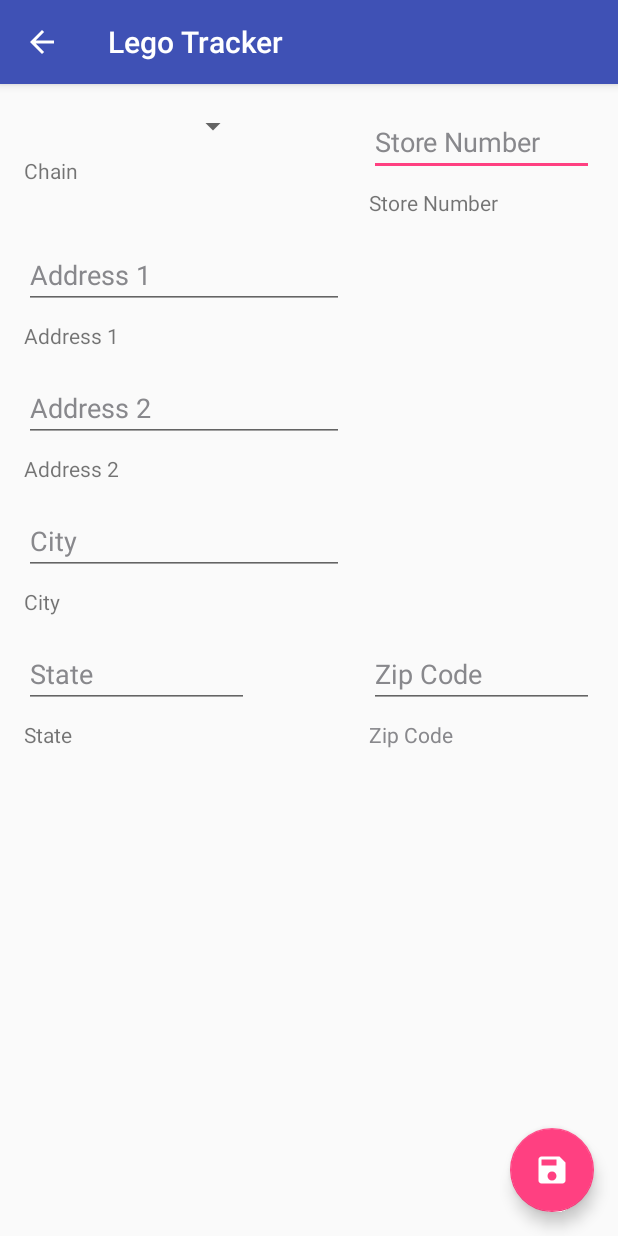
After one commit to CRAllenPCB/LegoTracker, an Android app: the AddStores screen opened directly, with no data from a screen before it, on a phone screen of 412 x 824 dp. The commit adds this screen. Run offline under Robolectric (Android 15) with nearby library versions, the phone set to English and light mode, and no system bars.

Commit message:
Add Store working - Need to fix Show Store-Include all files

```diff
--- a/app/build.gradle
+++ b/app/build.gradle
@@ -25,13 +25,13 @@ dependencies {
     androidTestCompile('com.android.support.test.espresso:espresso-core:2.2.2', {
         exclude group: 'com.android.support', module: 'support-annotations'
     })
+    compile 'com.android.support:design:25.1.1'
+    compile 'com.android.support:design:25.1.1'
     compile 'com.android.support:appcompat-v7:25.1.1'
     compile 'com.android.support:recyclerview-v7:25.1.1'
     compile 'com.android.support:support-v4:25.1.1'
-    testCompile 'junit:junit:4.12'
-    compile 'com.android.support:design:25.1.1'
     compile 'com.android.support.constraint:constraint-layout:1.0.0-beta4'
     compile 'com.android.support:cardview-v7:25.1.1'
-    compile 'com.android.support:design:25.1.1'
     compile 'com.facebook.stetho:stetho:1.4.2'
+    testCompile 'junit:junit:4.12'
 }
--- a/app/src/main/AndroidManifest.xml
+++ b/app/src/main/AndroidManifest.xml
@@ -25,7 +25,11 @@
                 android:name="android.support.PARENT_ACTIVITY"
                 android:value="com.apexcomputerservice.legotracker.MainActivity" />
         </activity>
-        <activity android:name=".AddChains"></activity>
+        <activity android:name=".AddChains"
+            android:windowSoftInputMode="adjustResize"/>
+        <activity android:name=".ShowStores" />
+        <activity android:name=".AddStores"
+            android:windowSoftInputMode="adjustResize"></activity>
     </application>
 
 </manifest>
--- a/app/src/main/java/com/apexcomputerservice/legotracker/AddChains.java
+++ b/app/src/main/java/com/apexcomputerservice/legotracker/AddChains.java
@@ -10,6 +10,7 @@ import android.util.Log;
 import android.view.Menu;
 import android.view.MenuItem;
 import android.view.View;
+import android.view.WindowManager;
 import android.widget.EditText;
 import android.widget.TextView;
 import android.widget.Toast;
@@ -61,6 +62,9 @@ public class AddChains extends AppCompatActivity {
             }
         });
 
+        //Place FAB above soft keyboard
+        //Add "android:windowSoftInputMode="adjustResize" to activity manifest
+
         addDirections = (TextView) findViewById(R.id.tvAddDirections);
         addChains = (EditText) findViewById(R.id.etAddChain);
 
--- /dev/null
+++ b/app/src/main/java/com/apexcomputerservice/legotracker/AddStores.java
@@ -0,0 +1,173 @@
+package com.apexcomputerservice.legotracker;
+
+import android.support.v7.app.ActionBar;
+import android.support.design.widget.FloatingActionButton;
+import android.support.v7.app.AppCompatActivity;
+import android.os.Bundle;
+import android.support.v7.widget.Toolbar;
+import android.util.Log;
+import android.widget.AdapterView;
+import android.widget.ArrayAdapter;
+import android.widget.EditText;
+import android.view.View;
+import android.widget.Spinner;
+import android.widget.TextView;
+import android.widget.Toast;
+
+import com.apexcomputerservice.legotracker.model.Chain;
+import com.apexcomputerservice.legotracker.model.Store;
+
+import java.util.List;
+
+public class AddStores extends AppCompatActivity {
+
+    /*  Build views
+        Get data from EditText
+        Make sure EditText is not null-else return error to user
+        Call Database Helper to add to database
+        Upon completion, return to Show Chains
+     */
+
+
+    EditText addStoreNum, addAddress1, addAddress2, addCity, addState, addZip;
+    String chainName;
+    int chainId;
+    Spinner spinner;
+    DatabaseHelper helper;
+    Store newStore;
+    String TAG="SQLInputCheck";
+
+    @Override
+    protected void onCreate(Bundle savedInstanceState) {
+        super.onCreate(savedInstanceState);
+        setContentView(R.layout.activity_add_stores);
+
+        Toolbar toolbar = (Toolbar) findViewById(R.id.toolbar);
+        setSupportActionBar(toolbar);
+
+        ActionBar bar = getSupportActionBar();
+        bar.setDisplayHomeAsUpEnabled(true);
+        bar.setHomeButtonEnabled(true);
+
+        toolbar.setNavigationOnClickListener(new View.OnClickListener(){
+            @Override
+            public void onClick(View v){
+                finish();
+            }
+        });
+
+        FloatingActionButton fab = (FloatingActionButton) findViewById(R.id.fab);
+        fab.setOnClickListener(new View.OnClickListener(){
+            @Override
+            public void onClick(View view){
+                //Enter method to process EditText input
+                addStoreToDatabase();
+            }
+        });
+
+        spinner = (Spinner) findViewById(R.id.spinnerChain);
+        spinner.setOnItemSelectedListener(new AdapterView.OnItemSelectedListener(){
+            @Override
+            public void onItemSelected(AdapterView<?> parent, View view, int pos, long id){
+                //Grab id
+                Chain chainSelected = (Chain)parent.getItemAtPosition(pos);
+                chainId = chainSelected.getChainid();
+                Log.v(TAG, "Chain ID Selected = " + Integer.toString(chainId));
+            }
+            @Override
+            public void onNothingSelected(AdapterView<?> adapterView){
+
+            }
+        });
+
+        loadSpinnerData();
+
+        // Pull Chain ID from spinner
+        addStoreNum = (EditText) findViewById(R.id.etStoreNum);
+        addAddress1 = (EditText) findViewById(R.id.etAddress1);
+        addAddress2 = (EditText) findViewById(R.id.etAddChain);
+        addCity = (EditText) findViewById(R.id.etCity);
+        addState = (EditText) findViewById(R.id.etState);
+        addZip = (EditText) findViewById(R.id.etZip);
+
+    }
+
+    public void addStoreToDatabase(){
+        //Pull chain id from above
+        String storeNumToAdd, address1ToAdd, address2ToAdd,cityToAdd,stateToAdd,zipToAdd;
+
+
+        boolean isEmpty = addStoreNum == null || addStoreNum.getText().toString().trim().length() == 0;
+
+        if (isEmpty){
+            Toast.makeText(getApplicationContext(), "Store Number cannot be empty", Toast.LENGTH_SHORT).show();
+        } else {
+            int chainIdToAdd = chainId;
+            Log.v(TAG, "Chain ID To add = " + Integer.toString(chainIdToAdd));
+            storeNumToAdd = addStoreNum.getText().toString();
+            if (addAddress1 == null || addAddress1.getText().toString().trim().length() == 0){
+                address1ToAdd = "";
+            } else {
+                address1ToAdd = addAddress1.getText().toString();
+            }
+            Log.v(TAG, "Address 1 to add = " + address1ToAdd.toString());
+            if (addAddress2 == null || addAddress2.getText().toString().trim().length() == 0){
+                address2ToAdd = null;
+            } else{
+                address2ToAdd = addAddress2.getText().toString();
+            }
+            Log.v(TAG, "Address 2 to add = " + address2ToAdd);
+            if (addCity == null || addCity.getText().toString().trim().length() == 0){
+                cityToAdd = "";
+            } else {
+                cityToAdd = addCity.getText().toString();
+            }
+            Log.v(TAG, "City to add = " + cityToAdd);
+            if (addState == null || addState.getText().toString().trim().length() == 0){
+                stateToAdd = "";
+            } else{
+                stateToAdd = addState.getText().toString();
+            }
+            Log.v(TAG, "State to add = " + stateToAdd);
+            if (addZip == null || addZip.getText().toString().trim().length() == 0){
+                zipToAdd = "";
+            } else {
+                zipToAdd = addZip.getText().toString();
+            }
+            Log.v(TAG, "Zip to add = " + zipToAdd);
+
+            helper = new DatabaseHelper(this);
+            helper.openWriteableDB();
+
+            newStore = new Store();
+            //Set Chain id
+            newStore.setChainid(chainIdToAdd);
+            newStore.setStoreNumber(storeNumToAdd);
+            newStore.setStoreAddress1(address1ToAdd);
+            newStore.setStoreAddress2(address2ToAdd);
+            newStore.setStoreCity(cityToAdd);
+            newStore.setStoreState(stateToAdd);
+            newStore.setStoreZip(zipToAdd);
+            helper.addStore(newStore);
+            helper.closeDB();
+
+            Toast.makeText(getApplicationContext(),"Store "+ chainName + " " + storeNumToAdd + "added", Toast.LENGTH_SHORT).show();
+
+        }
+    }
+
+
+
+    private void loadSpinnerData(){
+        DatabaseHelper helper = new DatabaseHelper(getApplicationContext());
+        List<Chain> chains = helper.getChains();
+
+        //Create adapter for spinner
+        ArrayAdapter<Chain> dataAdapter = new ArrayAdapter<Chain>(this, android.R.layout.simple_spinner_item, chains);
+        //Drop down layout style - list view with radio button
+        dataAdapter.setDropDownViewResource(android.R.layout.simple_spinner_dropdown_item);
+        //Attach dat adapter to spinner
+        spinner.setAdapter(dataAdapter);
+
+    }
+}
--- a/app/src/main/java/com/apexcomputerservice/legotracker/model/Chain.java
+++ b/app/src/main/java/com/apexcomputerservice/legotracker/model/Chain.java
@@ -40,4 +40,10 @@ public class Chain {
         this.chainName = chainName;
             Log.v(TAG, "Chain obj name is " + getChainName() );
     }
+
+    //Override toString() so chainName will show in Spinner
+    @Override
+    public String toString(){
+        return this.chainName;
+    }
 }
--- /dev/null
+++ b/app/src/main/res/layout/activity_add_stores.xml
@@ -0,0 +1,202 @@
+<?xml version="1.0" encoding="utf-8"?>
+<android.support.design.widget.CoordinatorLayout xmlns:android="http://schemas.android.com/apk/res/android"
+    xmlns:tools="http://schemas.android.com/tools"
+    xmlns:app="http://schemas.android.com/apk/res-auto"
+    android:layout_width="match_parent"
+    android:layout_height="match_parent"
+    android:fitsSystemWindows="true"
+    tools:context="com.apexcomputerservice.legotracker.ShowChains">
+
+    <android.support.design.widget.AppBarLayout
+        android:layout_width="match_parent"
+        android:layout_height="wrap_content"
+        app:theme="@style/AppTheme.AppBarOverlay">
+
+        <android.support.v7.widget.Toolbar
+            android:id="@+id/toolbar"
+            android:layout_width="match_parent"
+            android:layout_height="?attr/actionBarSize"
+            android:background="?attr/colorPrimary"
+            android:theme="@style/AppTheme.AppBarOverlay"
+            app:popupTheme="@style/AppTheme.PopupOverlay" />
+
+    </android.support.design.widget.AppBarLayout>
+
+    <android.support.design.widget.FloatingActionButton
+        android:id="@+id/fab"
+        android:layout_width="wrap_content"
+        android:layout_height="wrap_content"
+        android:clickable="true"
+        android:layout_margin="@dimen/fab_margin"
+        app:srcCompat="@drawable/ic_save_black_24dp"
+        android:tint="@color/white"
+        android:layout_gravity="bottom|end" />
+
+    <android.support.constraint.ConstraintLayout
+        android:layout_width="match_parent"
+        android:layout_height="match_parent">
+    <Spinner
+        android:id="@+id/spinnerChain"
+        android:layout_width="150dp"
+        android:layout_height="wrap_content"
+        app:layout_constraintLeft_toLeftOf="parent"
+        app:layout_constraintTop_toTopOf="parent"
+        tools:layout_constraintLeft_creator="1"
+        tools:layout_constraintTop_creator="1"
+        android:layout_marginTop="72dp"
+        android:layout_marginLeft="16dp"/>
+
+    <TextView
+        android:id="@+id/tvChain"
+        android:layout_width="wrap_content"
+        android:layout_height="wrap_content"
+        android:text="@string/stores_layout_chain"
+        android:layout_marginTop="8dp"
+        app:layout_constraintTop_toBottomOf="@+id/spinnerChain"
+        android:layout_marginLeft="0dp"
+        app:layout_constraintLeft_toLeftOf="@+id/spinnerChain" />
+
+    <EditText
+        android:id="@+id/etStoreNum"
+        android:layout_width="150dp"
+        android:layout_height="wrap_content"
+        android:hint="@string/stores_layout_store_number"
+        android:textColorHint="@color/asmGray"
+        app:layout_constraintTop_toTopOf="parent"
+        android:layout_marginTop="72dp"
+        android:layout_marginRight="16dp"
+        app:layout_constraintRight_toRightOf="parent"
+        android:singleLine="true"/>
+
+    <TextView
+        android:id="@+id/tvStoreNum"
+        android:layout_width="wrap_content"
+        android:layout_height="wrap_content"
+        android:text="@string/stores_layout_store_number"
+        android:layout_marginTop="8dp"
+        app:layout_constraintTop_toBottomOf="@+id/etStoreNum"
+        android:layout_marginLeft="0dp"
+        app:layout_constraintLeft_toLeftOf="@+id/etStoreNum" />
+
+        <EditText
+            android:id="@+id/etAddress1"
+            android:layout_width="wrap_content"
+            android:layout_height="wrap_content"
+            android:layout_marginLeft="0dp"
+            android:ems="10"
+            android:hint="@string/stores_layout_address1"
+            android:textColorHint="@color/asmGray"
+            app:layout_constraintLeft_toLeftOf="@+id/tvChain"
+            android:layout_marginTop="16dp"
+            app:layout_constraintTop_toBottomOf="@+id/tvStoreNum"
+            android:singleLine="true"/>
+
+    <TextView
+        android:id="@+id/tvAddress1"
+        android:layout_width="wrap_content"
+        android:layout_height="wrap_content"
+        android:text="@string/stores_layout_address1"
+        android:layout_marginLeft="0dp"
+        app:layout_constraintLeft_toLeftOf="@+id/etAddress1"
+        android:layout_marginTop="8dp"
+        app:layout_constraintTop_toBottomOf="@+id/etAddress1" />
+
+        <EditText
+            android:id="@+id/etAddress2"
+            android:layout_width="wrap_content"
+            android:layout_height="wrap_content"
+            android:layout_marginLeft="0dp"
+            android:layout_marginTop="16dp"
+            android:ems="10"
+            android:hint="@string/stores_layout_address2"
+            android:textColorHint="@color/asmGray"
+            app:layout_constraintLeft_toLeftOf="@+id/tvAddress1"
+            app:layout_constraintTop_toBottomOf="@+id/tvAddress1"
+            android:singleLine="true"/>
+
+    <TextView
+        android:id="@+id/tvAddress2"
+        android:layout_width="wrap_content"
+        android:layout_height="wrap_content"
+        android:text="@string/stores_layout_address2"
+        android:layout_marginLeft="0dp"
+        app:layout_constraintLeft_toLeftOf="@+id/etAddress2"
+        android:layout_marginTop="8dp"
+        app:layout_constraintTop_toBottomOf="@+id/etAddress2" />
+
+        <EditText
+            android:id="@+id/etCity"
+            android:layout_width="wrap_content"
+            android:layout_height="wrap_content"
+            android:layout_marginTop="16dp"
+            android:ems="10"
+            android:hint="@string/stores_layout_city"
+            android:textColorHint="@color/asmGray"
+            app:layout_constraintTop_toBottomOf="@+id/tvAddress2"
+            android:layout_marginLeft="0dp"
+            app:layout_constraintLeft_toLeftOf="@+id/tvAddress2"
+            android:singleLine="true"/>
+
+    <TextView
+        android:id="@+id/tvCity"
+        android:layout_width="wrap_content"
+        android:layout_height="wrap_content"
+        android:text="@string/stores_layout_city"
+        android:layout_marginLeft="0dp"
+        app:layout_constraintLeft_toLeftOf="@+id/etCity"
+        android:layout_marginTop="8dp"
+        app:layout_constraintTop_toBottomOf="@+id/etCity" />
+
+        <EditText
+            android:id="@+id/etState"
+            android:layout_width="150dp"
+            android:layout_height="wrap_content"
+            android:layout_marginLeft="0dp"
+            android:layout_marginTop="16dp"
+            android:ems="10"
+            android:hint="@string/stores_layout_state"
+            android:inputType="textCapWords"
+            android:textColorHint="@color/asmGray"
+            app:layout_constraintLeft_toLeftOf="@+id/tvCity"
+            app:layout_constraintTop_toBottomOf="@+id/tvCity"
+            android:singleLine="true"/>
+
+    <TextView
+        android:id="@+id/tvState"
+        android:layout_width="wrap_content"
+        android:layout_height="wrap_content"
+        android:text="@string/stores_layout_state"
+        android:layout_marginLeft="0dp"
+        app:layout_constraintLeft_toLeftOf="@+id/etState"
+        android:layout_marginTop="8dp"
+        app:layout_constraintTop_toBottomOf="@+id/etState" />
+
+    <EditText
+        android:id="@+id/etZip"
+        android:layout_width="150dp"
+        android:layout_height="wrap_content"
+        android:ems="10"
+        android:hint="@string/stores_layout_zip"
+        android:textColorHint="@color/asmGray"
+        android:inputType="number"
+        android:maxLines="1"
+        android:layout_marginRight="16dp"
+        app:layout_constraintRight_toRightOf="parent"
+        app:layout_constraintBottom_toBottomOf="@+id/etState"
+        android:imeOptions="actionNext"
+        android:layout_marginBottom="0dp" />
+
+    <TextView
+        android:id="@+id/tvZip"
+        android:layout_width="wrap_content"
+        android:layout_height="wrap_content"
+        android:hint="@string/stores_layout_zip"
+        android:textColorHint="@color/asmGray"
+        android:layout_marginTop="8dp"
+        app:layout_constraintTop_toBottomOf="@+id/etZip"
+        android:layout_marginLeft="0dp"
+        app:layout_constraintLeft_toLeftOf="@+id/etZip"
+        />
+
+</android.support.constraint.ConstraintLayout>
+</android.support.design.widget.CoordinatorLayout>
--- a/app/src/main/res/values/strings.xml
+++ b/app/src/main/res/values/strings.xml
@@ -26,12 +26,20 @@
 
     <!-- Empty table strings -->
     <string name="empty_chains">No chains found</string>
+    <string name="empty_stores">No stores found</string>
 
     <!-- Label strings -->
     <string name="label_chains">Store Chains</string>
 
     <!-- Add table strings -->
-    <string name="add_chains_directions">Add store retail changes below. Example is "Wal-Mart" or "Target"</string>
+    <string name="add_chains_directions">Add store retail chains below. Example is "Wal-Mart" or "Target"</string>
 
-
+    <!-- Add stores layout strings -->
+    <string name="stores_layout_chain">Chain</string>
+    <string name="stores_layout_store_number">Store Number</string>
+    <string name="stores_layout_address1">Address 1</string>
+    <string name="stores_layout_address2">Address 2</string>
+    <string name="stores_layout_city">City</string>
+    <string name="stores_layout_state">State</string>
+    <string name="stores_layout_zip">Zip Code</string>
 </resources>
```
Also changed, not shown: app/src/main/java/com/apexcomputerservice/legotracker/DatabaseHelper.java (+20 -1 lines), app/src/main/java/com/apexcomputerservice/legotracker/MainActivity.java (+7 -1 lines), app/src/main/java/com/apexcomputerservice/legotracker/ShowStores.java (added, +124 -0 lines), app/src/main/java/com/apexcomputerservice/legotracker/adapters/RVAdapterStore.java (added, +146 -0 lines), app/src/main/res/layout/item_store.xml (added, +26 -0 lines).
